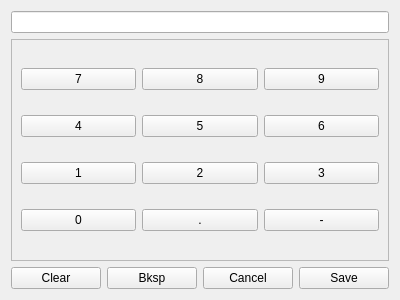
The window that flexgui/src/numpad.ui (jethornton/flexgui) describes before a commit, drawn with Qt 5.
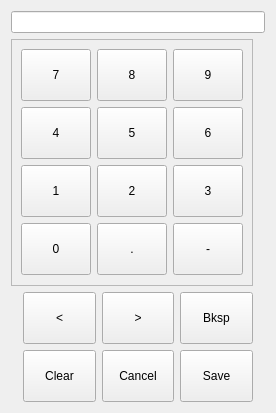
The same window after the commit.

Commit message: add navigation to number popup

The edit to the form file:
```diff
--- a/flexgui/src/numpad.ui
+++ b/flexgui/src/numpad.ui
@@ -6,28 +6,66 @@
    <rect>
     <x>0</x>
     <y>0</y>
-    <width>400</width>
-    <height>300</height>
+    <width>276</width>
+    <height>413</height>
    </rect>
   </property>
   <property name="windowTitle">
    <string>Number Input</string>
   </property>
   <layout class="QGridLayout" name="gridLayout_2">
-   <item row="2" column="1">
+   <item row="2" column="3">
     <widget class="QPushButton" name="backspace_pb">
+     <property name="minimumSize">
+      <size>
+       <width>52</width>
+       <height>52</height>
+      </size>
+     </property>
      <property name="text">
       <string>Bksp</string>
      </property>
     </widget>
    </item>
-   <item row="0" column="0" colspan="4">
-    <widget class="QLineEdit" name="numbers_le"/>
-   </item>
    <item row="2" column="2">
-    <widget class="QPushButton" name="cancel_pb">
+    <widget class="QPushButton" name="right_arrow_pb">
+     <property name="minimumSize">
+      <size>
+       <width>52</width>
+       <height>52</height>
+      </size>
+     </property>
      <property name="text">
-      <string>Cancel</string>
+      <string>&gt;</string>
+     </property>
+    </widget>
+   </item>
+   <item row="2" column="1">
+    <widget class="QPushButton" name="left_arrow_pb">
+     <property name="minimumSize">
+      <size>
+       <width>52</width>
+       <height>52</height>
+      </size>
+     </property>
+     <property name="text">
+      <string>&lt;</string>
+     </property>
+    </widget>
+   </item>
+   <item row="0" column="0" colspan="6">
+    <widget class="QLineEdit" name="numbers_le"/>
+   </item>
+   <item row="3" column="3">
+    <widget class="QPushButton" name="save_pb">
+     <property name="minimumSize">
+      <size>
+       <width>52</width>
+       <height>52</height>
+      </size>
+     </property>
+     <property name="text">
+      <string>Save</string>
      </property>
     </widget>
    </item>
@@ -42,6 +80,12 @@
      <layout class="QGridLayout" name="gridLayout">
       <item row="0" column="1">
        <widget class="QPushButton" name="key_8">
+        <property name="minimumSize">
+         <size>
+          <width>52</width>
+          <height>52</height>
+         </size>
+        </property>
         <property name="text">
          <string>8</string>
         </property>
@@ -49,6 +93,12 @@
       </item>
       <item row="1" column="0">
        <widget class="QPushButton" name="key_4">
+        <property name="minimumSize">
+         <size>
+          <width>52</width>
+          <height>52</height>
+         </size>
+        </property>
         <property name="text">
          <string>4</string>
         </property>
@@ -56,6 +106,12 @@
       </item>
       <item row="0" column="0">
        <widget class="QPushButton" name="key_7">
+        <property name="minimumSize">
+         <size>
+          <width>52</width>
+          <height>52</height>
+         </size>
+        </property>
         <property name="text">
          <string>7</string>
         </property>
@@ -63,6 +119,12 @@
       </item>
       <item row="1" column="1">
        <widget class="QPushButton" name="key_5">
+        <property name="minimumSize">
+         <size>
+          <width>52</width>
+          <height>52</height>
+         </size>
+        </property>
         <property name="text">
          <string>5</string>
         </property>
@@ -70,6 +132,12 @@
       </item>
       <item row="1" column="2">
        <widget class="QPushButton" name="key_6">
+        <property name="minimumSize">
+         <size>
+          <width>52</width>
+          <height>52</height>
+         </size>
+        </property>
         <property name="text">
          <string>6</string>
         </property>
@@ -77,6 +145,12 @@
       </item>
       <item row="0" column="2">
        <widget class="QPushButton" name="key_9">
+        <property name="minimumSize">
+         <size>
+          <width>52</width>
+          <height>52</height>
+         </size>
+        </property>
         <property name="text">
          <string>9</string>
         </property>
@@ -84,6 +158,12 @@
       </item>
       <item row="2" column="0">
        <widget class="QPushButton" name="key_1">
+        <property name="minimumSize">
+         <size>
+          <width>52</width>
+          <height>52</height>
+         </size>
+        </property>
         <property name="text">
          <string>1</string>
         </property>
@@ -91,6 +171,12 @@
       </item>
       <item row="2" column="2">
        <widget class="QPushButton" name="key_3">
+        <property name="minimumSize">
+         <size>
+          <width>52</width>
+          <height>52</height>
+         </size>
+        </property>
         <property name="text">
          <string>3</string>
         </property>
@@ -98,6 +184,12 @@
       </item>
       <item row="2" column="1">
        <widget class="QPushButton" name="key_2">
+        <property name="minimumSize">
+         <size>
+          <width>52</width>
+          <height>52</height>
+         </size>
+        </property>
         <property name="text">
          <string>2</string>
         </property>
@@ -105,6 +197,12 @@
       </item>
       <item row="3" column="0">
        <widget class="QPushButton" name="key_0">
+        <property name="minimumSize">
+         <size>
+          <width>52</width>
+          <height>52</height>
+         </size>
+        </property>
         <property name="text">
          <string>0</string>
         </property>
@@ -112,6 +210,12 @@
       </item>
       <item row="3" column="1">
        <widget class="QPushButton" name="key_dot">
+        <property name="minimumSize">
+         <size>
+          <width>52</width>
+          <height>52</height>
+         </size>
+        </property>
         <property name="text">
          <string>.</string>
         </property>
@@ -119,6 +223,12 @@
       </item>
       <item row="3" column="2">
        <widget class="QPushButton" name="minus">
+        <property name="minimumSize">
+         <size>
+          <width>52</width>
+          <height>52</height>
+         </size>
+        </property>
         <property name="text">
          <string>-</string>
         </property>
@@ -127,15 +237,27 @@
      </layout>
     </widget>
    </item>
-   <item row="2" column="3">
-    <widget class="QPushButton" name="save_pb">
+   <item row="3" column="2">
+    <widget class="QPushButton" name="cancel_pb">
+     <property name="minimumSize">
+      <size>
+       <width>52</width>
+       <height>52</height>
+      </size>
+     </property>
      <property name="text">
-      <string>Save</string>
+      <string>Cancel</string>
      </property>
     </widget>
    </item>
-   <item row="2" column="0">
+   <item row="3" column="1">
     <widget class="QPushButton" name="clear_pb">
+     <property name="minimumSize">
+      <size>
+       <width>52</width>
+       <height>52</height>
+      </size>
+     </property>
      <property name="text">
       <string>Clear</string>
      </property>
```
The commit also changes 1 other file.
